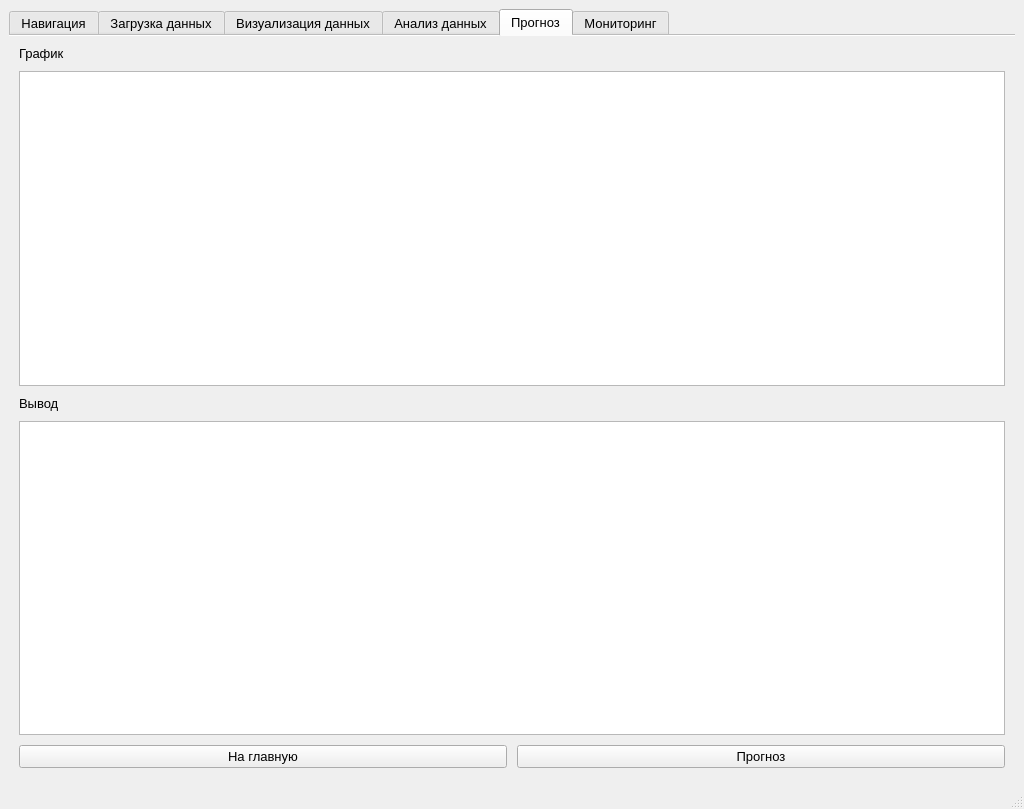
First picture: the form in UI.ui, repository Vovede/Predprof, before the edit.
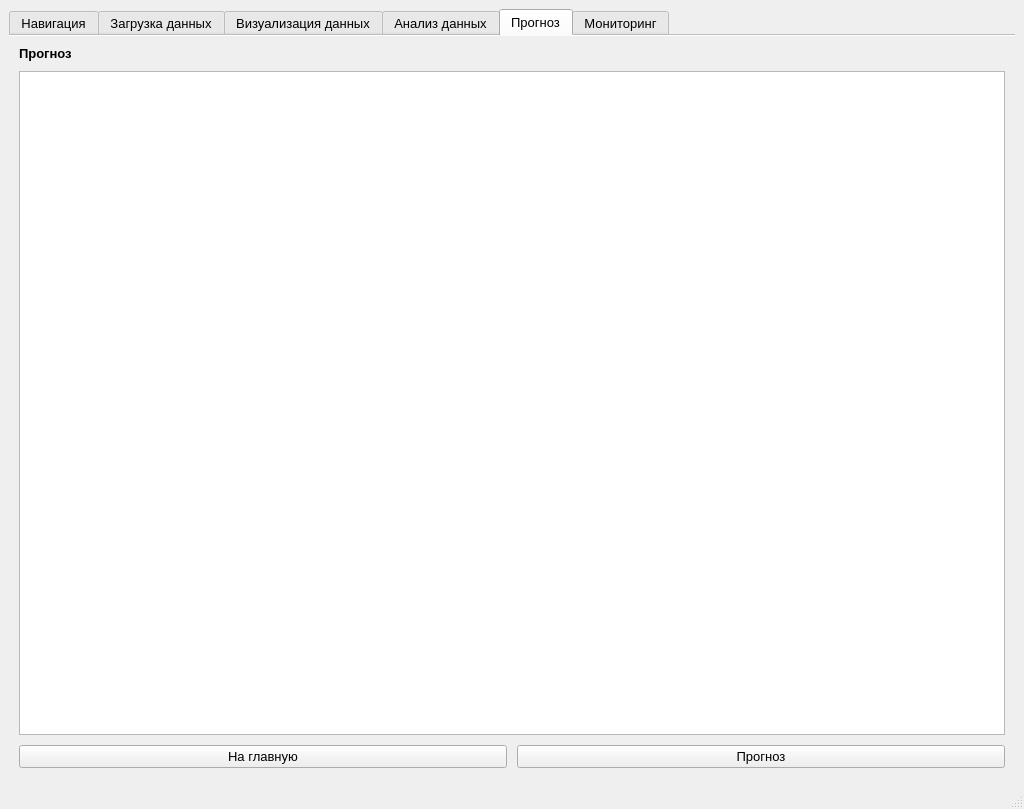
Second picture: the form after the edit. The open tabs and pages were chosen to show the change. Custom widgets are drawn as their Qt base class.

Patch:
```diff
--- a/UI.ui
+++ b/UI.ui
@@ -765,25 +765,24 @@
             <property name="spacing">
              <number>10</number>
             </property>
-            <item>
-             <widget class="QLabel" name="label_12">
-              <property name="text">
-               <string>График</string>
-              </property>
-             </widget>
-            </item>
-            <item>
-             <widget class="QGraphicsView" name="graphicsView_5"/>
-            </item>
             <item>
              <widget class="QLabel" name="label_11">
+              <property name="font">
+               <font>
+                <weight>75</weight>
+                <bold>true</bold>
+               </font>
+              </property>
+              <property name="acceptDrops">
+               <bool>false</bool>
+              </property>
               <property name="text">
-               <string>Вывод</string>
+               <string>Прогноз</string>
               </property>
              </widget>
             </item>
             <item>
-             <widget class="QTextEdit" name="textEdit"/>
+             <widget class="QTextBrowser" name="textBrowser_2"/>
             </item>
             <item>
              <layout class="QHBoxLayout" name="horizontalLayout_13">
```
Left out of the diff: 4 changed lines with no effect on the pictures.
